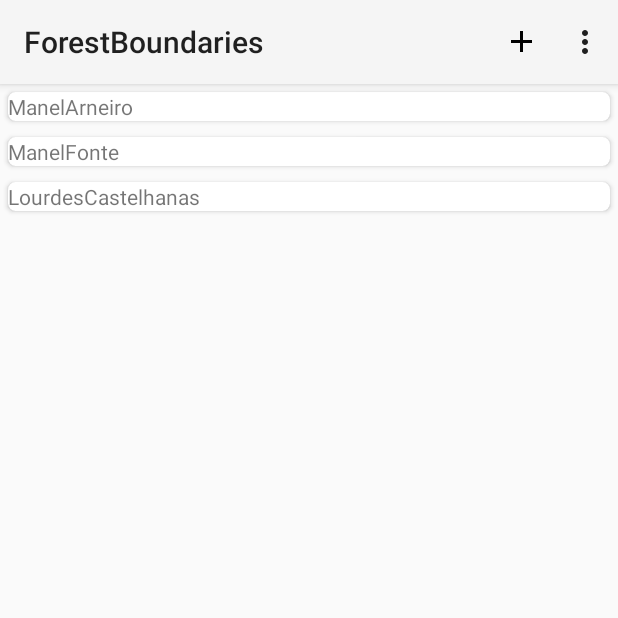
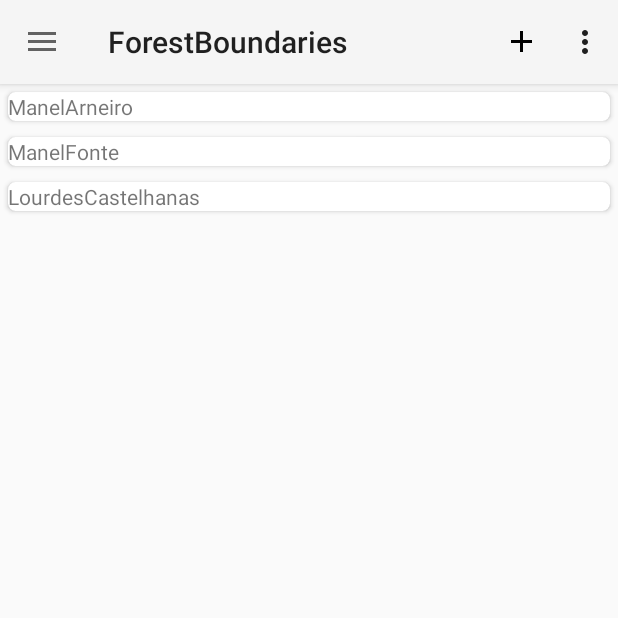
Before and after one commit to francpisco/Forest-Boundaries, an Android app: the screen it shows after launch (MainActivity), on a phone screen of 412 x 824 dp, the top half of it. Run offline under Robolectric (Android 15) with nearby library versions, the phone set to English and light mode, and no system bars.

Commit message:
drawer working fine, need more functionalities

```diff
--- a/app/src/main/java/almeida/francisco/forestboundaries/MainActivity.java
+++ b/app/src/main/java/almeida/francisco/forestboundaries/MainActivity.java
@@ -7,6 +7,8 @@ import android.database.Cursor;
 import android.database.sqlite.SQLiteDatabase;
 import android.os.AsyncTask;
 import android.os.Bundle;
+import android.support.v4.widget.DrawerLayout;
+import android.support.v7.app.ActionBarDrawerToggle;
 import android.support.v7.app.AppCompatActivity;
 import android.support.v7.widget.Toolbar;
 import android.view.Menu;
@@ -28,13 +30,28 @@ public class MainActivity extends AppCompatActivity implements MainRecyclerFragm
     private Cursor cursor;
     private SQLiteDatabase db;
     private long ownerId = -1;
+    private MainRecyclerFragment mainRecyclerFragment;
+    private DrawerLayout drawerLayout;
+    private ActionBarDrawerToggle drawerToggle;
 
     @Override
     protected void onCreate(Bundle savedInstanceState) {
         super.onCreate(savedInstanceState);
         setContentView(R.layout.activity_main);
+        mainRecyclerFragment = ((MainRecyclerFragment)
+                getSupportFragmentManager().findFragmentById(R.id.prop_list_frag));
+        drawerLayout = findViewById(R.id.drawer_layout);
+
+        drawerToggle = new ActionBarDrawerToggle(this,
+                drawerLayout, R.string.open_drawer, R.string.close_drawer);
+        drawerLayout.addDrawerListener(drawerToggle);
+
         Toolbar mToolBar = (Toolbar) findViewById(R.id.main_toolbar);
         setSupportActionBar(mToolBar);
+
+        getSupportActionBar().setDisplayHomeAsUpEnabled(true);
+        getSupportActionBar().setHomeButtonEnabled(true);
+
         new PopulateTables().execute();
         db = MyHelper.getHelper(this).getReadableDatabase();
         cursor = db.rawQuery("SELECT * FROM " +
@@ -50,6 +67,12 @@ public class MainActivity extends AppCompatActivity implements MainRecyclerFragm
     }
 
     @Override
+    protected void onPostCreate(Bundle savedInstanceState) {
+        super.onPostCreate(savedInstanceState);
+        drawerToggle.syncState();
+    }
+
+    @Override
     public boolean onCreateOptionsMenu(Menu menu) {
         getMenuInflater().inflate(R.menu.main_menu, menu);
         return super.onCreateOptionsMenu(menu);
@@ -57,6 +80,9 @@ public class MainActivity extends AppCompatActivity implements MainRecyclerFragm
 
     @Override
     public boolean onOptionsItemSelected(MenuItem item) {
+        if (drawerToggle.onOptionsItemSelected(item)) {
+            return true;
+        }
         switch (item.getItemId()) {
             case R.id.create_new_prop:
                 Intent intent = new Intent(this, CreateNewPropActivity.class);
@@ -73,8 +99,7 @@ public class MainActivity extends AppCompatActivity implements MainRecyclerFragm
     @Override
     public void onRestart() {
         super.onRestart();
-        ((MainRecyclerFragment)getSupportFragmentManager()
-                .findFragmentById(R.id.prop_list_frag)).myOnRestart(ownerId);
+        mainRecyclerFragment.myOnRestart(ownerId);
     }
 
     @Override
@@ -104,8 +129,8 @@ public class MainActivity extends AppCompatActivity implements MainRecyclerFragm
 
     private void selectOwner(long ownerId) {
         this.ownerId = ownerId;
-        ((MainRecyclerFragment)getSupportFragmentManager()
-                .findFragmentById(R.id.prop_list_frag)).myOnRestart(ownerId);
+        mainRecyclerFragment.myOnRestart(ownerId);
+        drawerLayout.closeDrawer(findViewById(R.id.main_drawer));
     }
 
     private class PopulateTables extends AsyncTask<Void, Void, Void> {
@@ -127,8 +152,7 @@ public class MainActivity extends AppCompatActivity implements MainRecyclerFragm
         }
         @Override
         protected void onPostExecute(Void v) {
-            ((MainRecyclerFragment)getSupportFragmentManager()
-                    .findFragmentById(R.id.prop_list_frag)).myOnRestart(ownerId);
+            mainRecyclerFragment.myOnRestart(ownerId);
         }
 
     }
--- a/app/src/main/java/almeida/francisco/forestboundaries/MainRecyclerFragment.java
+++ b/app/src/main/java/almeida/francisco/forestboundaries/MainRecyclerFragment.java
@@ -42,7 +42,6 @@ public class MainRecyclerFragment extends Fragment
 
     @Override
     public void onViewCreated(View view, Bundle bundle) {
-
         recyclerView = view.findViewById(R.id.main_recycler_view);
         LinearLayoutManager layoutManager = new LinearLayoutManager(getActivity());
         recyclerView.setLayoutManager(layoutManager);
@@ -65,10 +64,8 @@ public class MainRecyclerFragment extends Fragment
             List<Property> propertiesB;
             if (ownerId == -1) {
                 propertiesB = propertyService.findAll();
-                System.out.println("============== A");
             } else {
                 propertiesB = propertyService.findByOwnerId(ownerId);
-                System.out.println("================ B");
             }
             if (propertiesB.equals(properties)) {
                 return true;
--- a/app/src/main/res/layout/activity_main.xml
+++ b/app/src/main/res/layout/activity_main.xml
@@ -1,12 +1,7 @@
 <?xml version="1.0" encoding="utf-8"?>
-<android.support.v4.widget.DrawerLayout
+<LinearLayout
     xmlns:android="http://schemas.android.com/apk/res/android"
     xmlns:app="http://schemas.android.com/apk/res-auto"
-    android:id="@+id/drawer_layout"
-    android:layout_width="match_parent"
-    android:layout_height="match_parent">
-
-    <LinearLayout
     android:layout_width="match_parent"
     android:layout_height="match_parent"
     android:orientation="vertical">
@@ -20,6 +15,16 @@
         android:theme="@style/ThemeOverlay.AppCompat.ActionBar"
         app:popupTheme="@style/ThemeOverlay.AppCompat.Light"/>
 
+    <android.support.v4.widget.DrawerLayout
+        android:id="@+id/drawer_layout"
+        android:layout_width="match_parent"
+        android:layout_height="match_parent">
+
+        <LinearLayout
+            android:layout_width="match_parent"
+            android:layout_height="match_parent"
+            android:orientation="vertical">
+
             <fragment
                 class="almeida.francisco.forestboundaries.MainRecyclerFragment"
                 android:id="@+id/prop_list_frag"
@@ -30,10 +35,12 @@
         </LinearLayout>
 
         <LinearLayout
+            android:id="@+id/main_drawer"
             android:layout_width="200dp"
             android:layout_height="match_parent"
             android:orientation="vertical"
-        android:layout_gravity="start">
+            android:layout_gravity="start"
+            android:background="#ffffff">
             <TextView
                 android:layout_width="wrap_content"
                 android:layout_height="wrap_content"
@@ -46,3 +53,4 @@
 
         </LinearLayout>
     </android.support.v4.widget.DrawerLayout>
+</LinearLayout>
--- a/app/src/main/res/values/strings.xml
+++ b/app/src/main/res/values/strings.xml
@@ -45,6 +45,8 @@
     <string name="save_action">Guardar</string>
     <string name="note_hint">observações</string>
     <string name="test">teste</string>
+    <string name="open_drawer">Open drawer</string>
+    <string name="close_drawer">Close drawer</string>
 
     <string-array name="land_uses">
         <item></item> <!--placehoder for hint.-->
```
Lines whose indentation alone changed are shown as unchanged.
